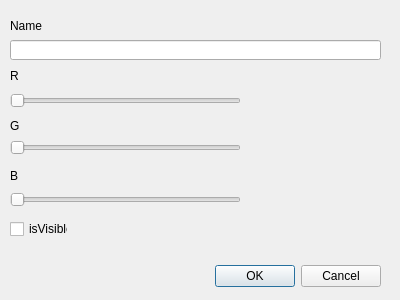
ryderjbt/2023_GROUP_28_STL_VR_Project, file VTKproject/optiondialog.ui: the form before one commit.
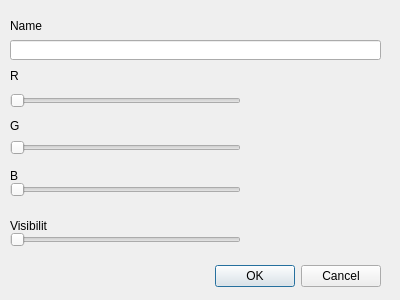
The form after the commit.

Patch:
```diff
--- a/VTKproject/optiondialog.ui
+++ b/VTKproject/optiondialog.ui
@@ -29,19 +29,6 @@
     <set>QDialogButtonBox::Cancel|QDialogButtonBox::Ok</set>
    </property>
   </widget>
-  <widget class="QCheckBox" name="checkBox">
-   <property name="geometry">
-    <rect>
-     <x>10</x>
-     <y>220</y>
-     <width>58</width>
-     <height>18</height>
-    </rect>
-   </property>
-   <property name="text">
-    <string>isVisible </string>
-   </property>
-  </widget>
   <widget class="QLineEdit" name="lineEdit">
    <property name="geometry">
     <rect>
@@ -134,7 +121,7 @@
    <property name="geometry">
     <rect>
      <x>10</x>
-     <y>190</y>
+     <y>180</y>
      <width>231</width>
      <height>20</height>
     </rect>
@@ -156,6 +143,32 @@
     <string/>
    </property>
   </widget>
+  <widget class="QSlider" name="horizontalSlider_4">
+   <property name="geometry">
+    <rect>
+     <x>10</x>
+     <y>230</y>
+     <width>231</width>
+     <height>20</height>
+    </rect>
+   </property>
+   <property name="orientation">
+    <enum>Qt::Horizontal</enum>
+   </property>
+  </widget>
+  <widget class="QLabel" name="label_6">
+   <property name="geometry">
+    <rect>
+     <x>10</x>
+     <y>220</y>
+     <width>37</width>
+     <height>12</height>
+    </rect>
+   </property>
+   <property name="text">
+    <string>Visibility</string>
+   </property>
+  </widget>
  </widget>
  <resources/>
  <connections>
```
